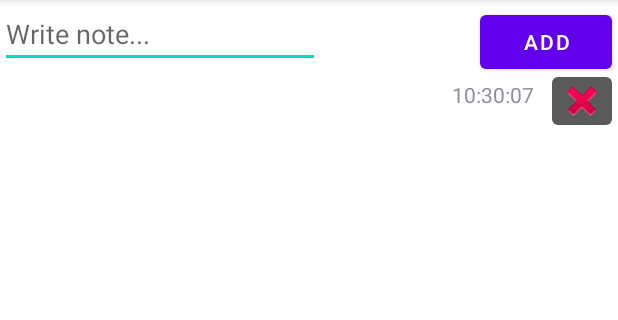
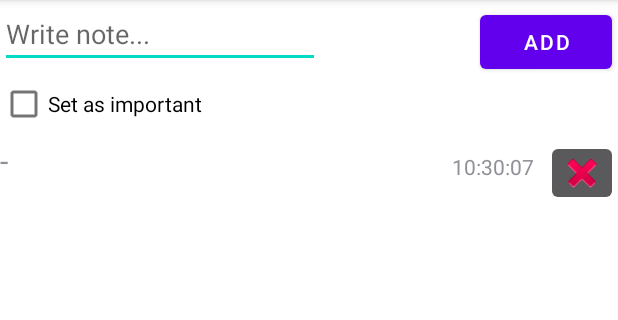
Before and after one commit to jkeatpri/NotesKeatprichar1, an Android app: the screen it shows after launch (MainActivity), after a tap on "ADD", on a phone screen of 412 x 824 dp, the part 84-404 px from its top. Run offline under Robolectric (Android 15) with nearby library versions, the phone set to English and light mode, and no system bars.

Commit message:
Milestone 5: Add NotesContentProvider

```diff
--- a/app/src/main/AndroidManifest.xml
+++ b/app/src/main/AndroidManifest.xml
@@ -2,7 +2,6 @@
 <manifest xmlns:android="http://schemas.android.com/apk/res/android"
     xmlns:tools="http://schemas.android.com/tools"
     package="com.example.notesserato">
-
     <application
         android:allowBackup="true"
         android:dataExtractionRules="@xml/data_extraction_rules"
@@ -13,6 +12,9 @@
         android:supportsRtl="true"
         android:theme="@style/Theme.NotesSerato"
         tools:targetApi="31">
+        <provider
+            android:authorities="com.example.notesserato.notesprovider"
+            android:name=".NoteContentProvider"/>
         <activity
             android:name=".MainActivity"
             android:exported="true">
--- a/app/src/main/java/com/example/notesserato/NotesAdapter.java
+++ b/app/src/main/java/com/example/notesserato/NotesAdapter.java
@@ -61,7 +61,7 @@ public class NotesAdapter extends ArrayAdapter<Note> {
 
         TextView tvNote = noteView.findViewById(R.id.tvNote);
         TextView tvTime = noteView.findViewById(R.id.tvTime);
-        tvNote.setText(act_note);
+        tvNote.setText(act_note + "-");
         tvTime.setText(timeString);
 
         ImageButton btnDelete = noteView.findViewById(R.id.btnDelete);
--- a/app/src/main/res/layout/activity_main.xml
+++ b/app/src/main/res/layout/activity_main.xml
@@ -16,6 +16,14 @@
         app:layout_constraintStart_toStartOf="parent"
         app:layout_constraintTop_toTopOf="parent" />
 
+    <CheckBox
+        android:id="@+id/cbImportant"
+        android:layout_width="wrap_content"
+        android:layout_height="wrap_content"
+        android:text="Set as important"
+        app:layout_constraintStart_toStartOf="parent"
+        app:layout_constraintTop_toBottomOf="@+id/etNote" />
+
     <Button
         android:id="@+id/btnAdd"
         android:layout_width="wrap_content"
@@ -32,5 +40,6 @@
         android:layout_height="wrap_content"
         app:layout_constraintEnd_toEndOf="parent"
         app:layout_constraintStart_toStartOf="parent"
-        app:layout_constraintTop_toBottomOf="@+id/etNote" />
+        app:layout_constraintTop_toBottomOf="@+id/cbImportant" />
+
 </androidx.constraintlayout.widget.ConstraintLayout>
--- a/app/src/main/res/layout/editdialog_layout.xml
+++ b/app/src/main/res/layout/editdialog_layout.xml
@@ -11,4 +11,10 @@
         android:ems="10"
         android:inputType="textPersonName"
         android:text="Name" />
+
+    <CheckBox
+        android:id="@+id/cbEditImp"
+        android:layout_width="match_parent"
+        android:layout_height="wrap_content"
+        android:text="Set as important" />
 </LinearLayout>
```
Also changed, not shown: app/src/main/java/com/example/notesserato/NoteContentProvider.java (added, +77 -0 lines).
